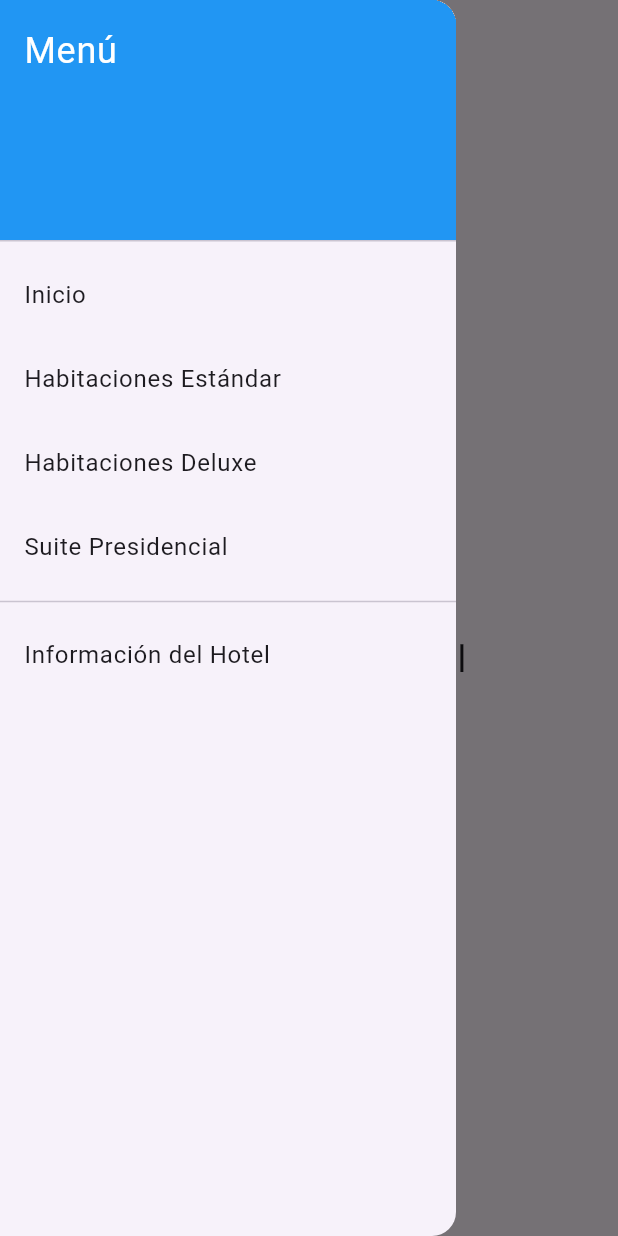
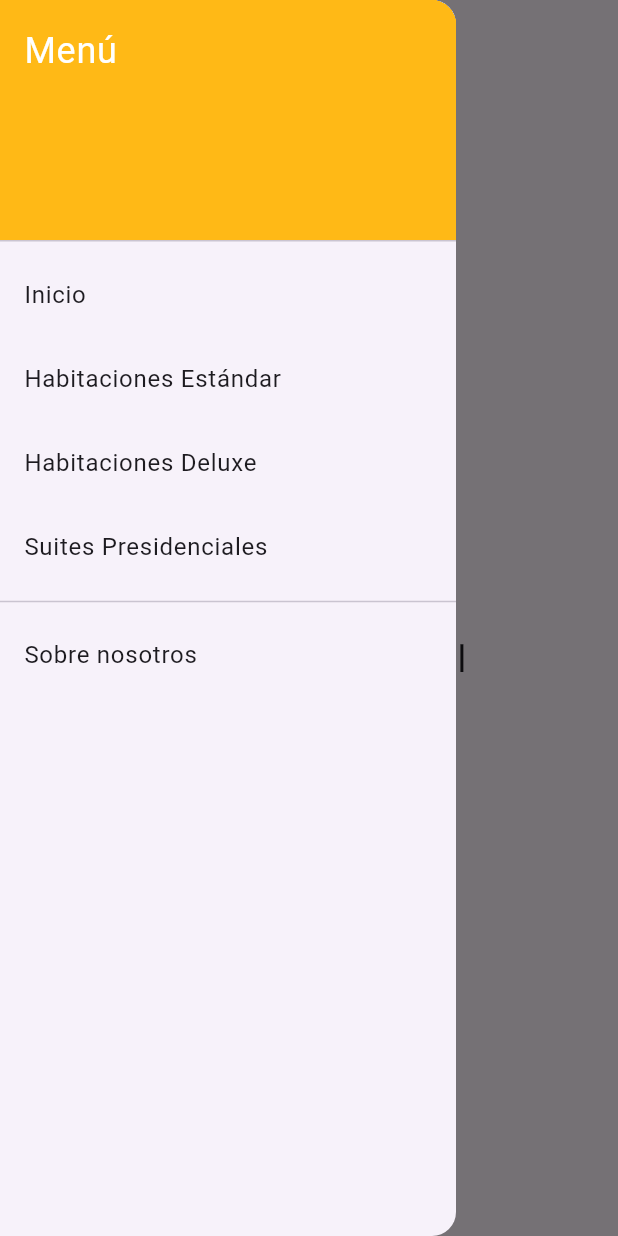
Before and after one commit to alexisesperanza/easy_hotel, a Flutter app: the screen it shows after launch, with the side drawer open, on a phone screen of 412 x 824 dp. Run offline on Flutter 3.47's test engine with Material 3 defaults, Android fonts, the light colour scheme and no system bars.

Commit message:
Sin poder meter imagen mi rrope

```diff
--- a/lib/main.dart
+++ b/lib/main.dart
@@ -36,7 +36,7 @@ class _HotelHomePageState extends State<HotelHomePage> {
   Widget build(BuildContext context) {
     return Scaffold(
       appBar: AppBar(
-        title: const Text('Mi Hotel'),
+        title: const Text('EasyHotel'),
       ),
       drawer: Drawer(
         child: ListView(
@@ -44,7 +44,7 @@ class _HotelHomePageState extends State<HotelHomePage> {
           children: <Widget>[
             const DrawerHeader(
               decoration: BoxDecoration(
-                color: Colors.blue,
+                color: Color.fromARGB(255, 255, 185, 22),
               ),
               child: Text(
                 'Menú',
@@ -67,12 +67,12 @@ class _HotelHomePageState extends State<HotelHomePage> {
               onTap: () => _onCategorySelected('Habitaciones Deluxe'),
             ),
             ListTile(
-              title: const Text('Suite Presidencial'),
-              onTap: () => _onCategorySelected('Suite Presidencial'),
+              title: const Text('Suites Presidenciales'),
+              onTap: () => _onCategorySelected('Suites Presidenciales'),
             ),
             const Divider(),
             ListTile(
-              title: const Text('Información del Hotel'),
+              title: const Text('Sobre nosotros'),
               onTap: () => _onCategorySelected('Información del Hotel'),
             ),
           ],
@@ -87,7 +87,7 @@ class _HotelHomePageState extends State<HotelHomePage> {
       case 'Inicio':
         return const HotelHomePageContent();
       case 'Habitaciones Estándar':
-        return const RoomCategoryPage('Habitaciones Estándar', 'assets/habitacionsencilla');
+        return const RoomCategoryPage('Habitaciones Estándar', 'assets/images/habitacionsencilla.jpeg');
       case 'Habitaciones Deluxe':
         return const RoomCategoryPage('Habitaciones Deluxe', 'assets/habitaciondeluxe');
       case 'Suite Presidencial':
--- a/pubspec.yaml
+++ b/pubspec.yaml
@@ -61,7 +61,7 @@ uses-material-design: true
 # To add assets to your application, add an assets section, like this:
 assets:
   - assets/
-  #- images/a_dot_ham.jpeg
+  - assets/imagenes
 
   # An image asset can refer to one or more resolution-specific "variants", see
   # https://flutter.dev/assets-and-images/#resolution-aware
```
Also changed, not shown: assets/imagenes/habitacionsencilla.jpeg (renamed from assets/habitacionsencilla.jpg).
